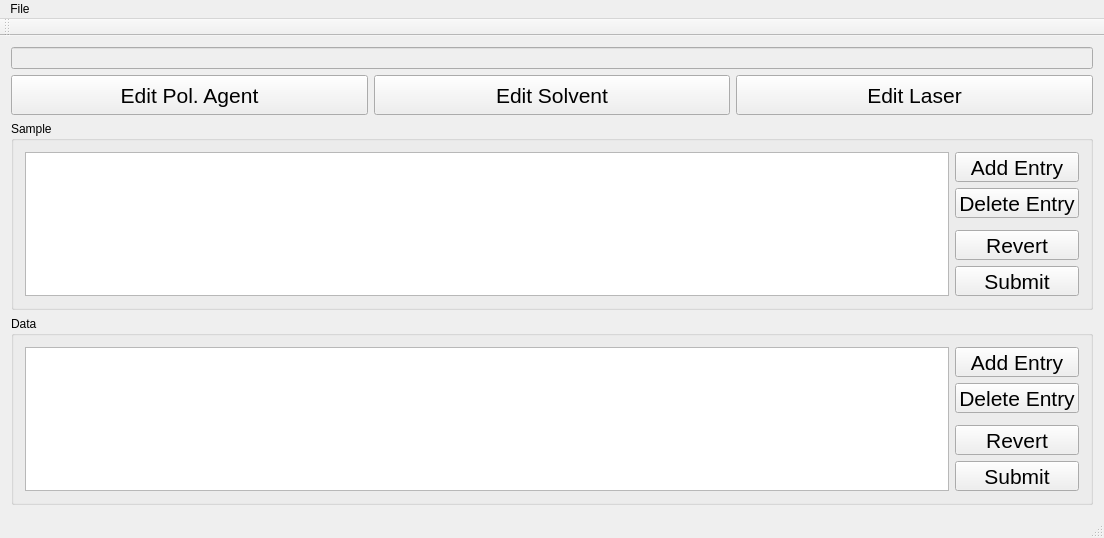
Old version of the form mainwindow.ui in the repository TripletESR/SampleDatabase.
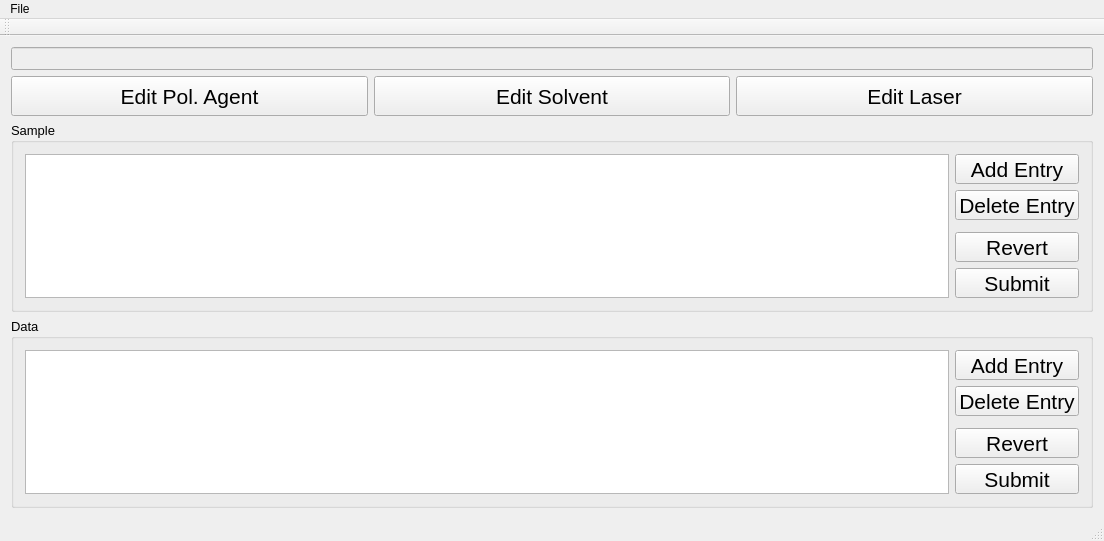
New version of the form.

Commit message: can close mainwindow when error

The edit to the form file:
```diff
--- a/mainwindow.ui
+++ b/mainwindow.ui
@@ -14,6 +14,11 @@
    <string>Sample Database</string>
   </property>
   <widget class="QWidget" name="centralWidget">
+   <property name="font">
+    <font>
+     <pointsize>10</pointsize>
+    </font>
+   </property>
    <layout class="QGridLayout" name="gridLayout" rowstretch="1,1,4,4" columnstretch="1,1,1">
     <item row="3" column="0" colspan="3">
      <widget class="QGroupBox" name="groupBox">
@@ -104,7 +109,7 @@
       <property name="title">
        <string>Sample</string>
       </property>
-      <layout class="QGridLayout" name="gridLayout_3" columnstretch="8,0">
+      <layout class="QGridLayout" name="gridLayout_3" columnstretch="8,1">
        <item row="0" column="0" rowspan="5">
         <widget class="QTableView" name="sampleView"/>
        </item>
```
The commit also changes 2 other files.
